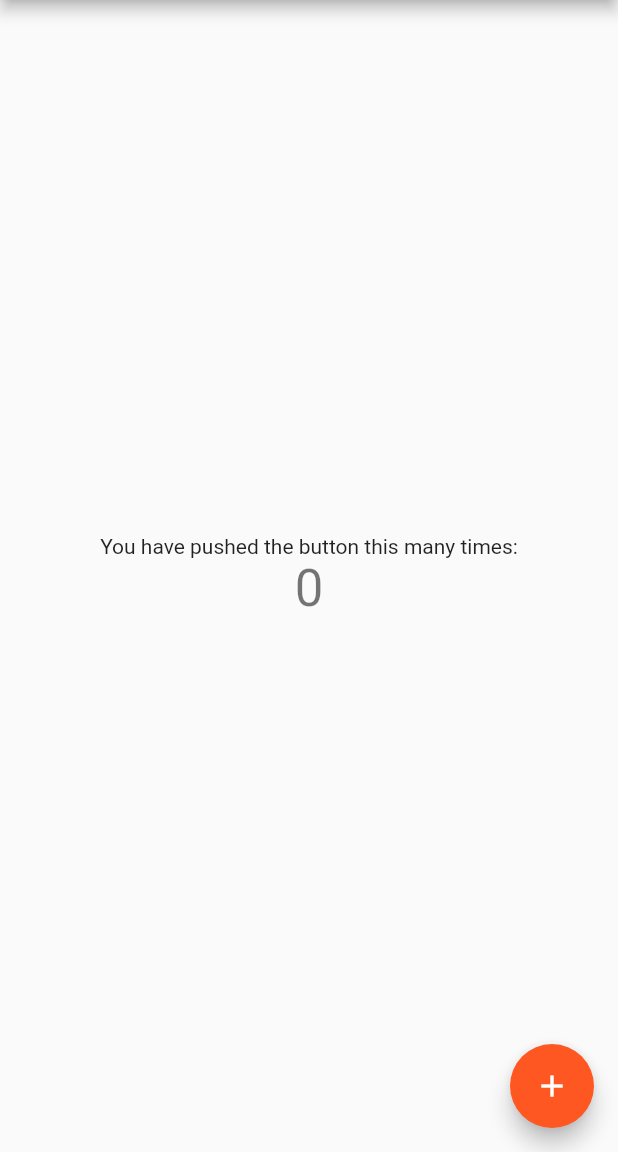
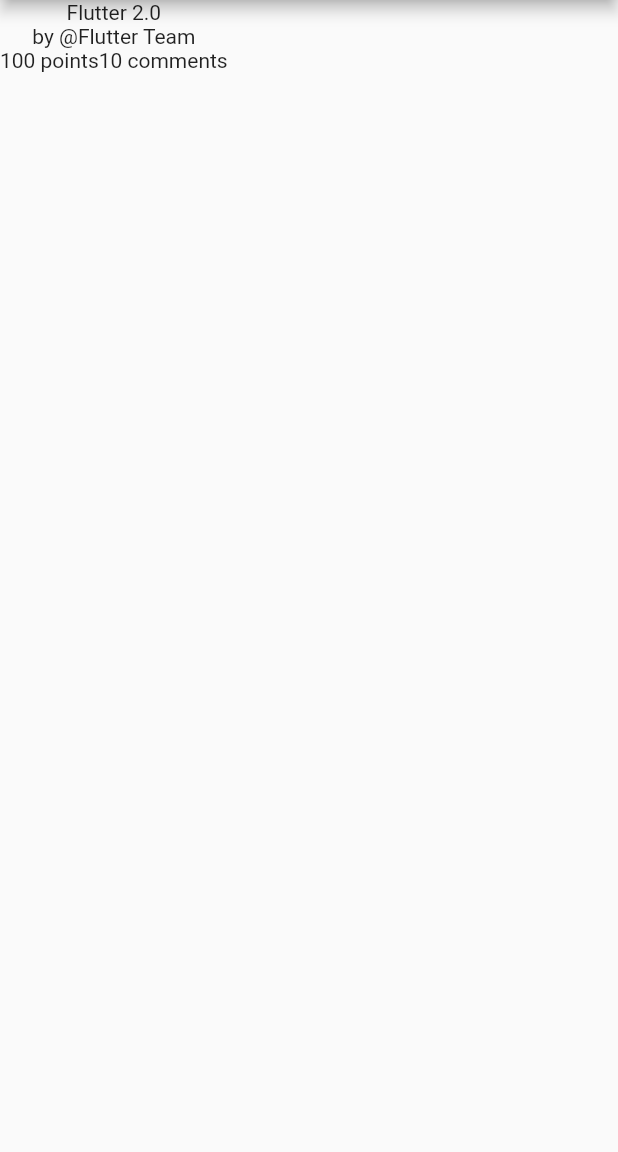
Before and after one commit to vshkl/flutter-news, a Flutter app: the screen it shows after launch, on a phone screen of 412 x 824 dp, the part 84-1236 px from its top. Run offline on Flutter 3.47's test engine with Material 2 defaults, Android fonts, the phone set to English and light mode, and no system bars; our stand-ins replace freezed_annotation.

Commit message:
Create simple list UI.

```diff
--- /dev/null
+++ b/lib/NewsList.dart
@@ -0,0 +1,38 @@
+import 'package:flutter/widgets.dart';
+
+import 'News.dart';
+
+import 'NewsRow.dart';
+
+class NewsList extends StatefulWidget {
+  const NewsList({super.key});
+
+  @override
+  State<NewsList> createState() => _NewsListState();
+}
+
+class _NewsListState extends State<NewsList> {
+  final _news = <News>[
+    const News(
+        title: 'Flutter 2.0',
+        author: 'Flutter Team',
+        points: 100,
+        comments: 10),
+  ];
+
+  @override
+  Widget build(BuildContext context) {
+    return ListView.builder(
+      itemCount: _news.length,
+      itemBuilder: (context, index) {
+        final news = _news[index];
+        return NewsRow(
+          title: news.title,
+          author: news.author,
+          points: news.points,
+          comments: news.comments,
+        );
+      },
+    );
+  }
+}
--- /dev/null
+++ b/lib/NewsRow.dart
@@ -0,0 +1,35 @@
+import 'package:flutter/material.dart';
+
+class NewsRow extends StatelessWidget {
+  const NewsRow(
+      {super.key,
+      required this.title,
+      required this.author,
+      required this.points,
+      required this.comments});
+
+  final String title;
+  final String author;
+  final int points;
+  final int comments;
+
+  @override
+  Widget build(BuildContext context) {
+    return Row(
+      children: [
+        Column(
+          children: [
+            Text(title),
+            Text('by @$author'),
+            Row(
+              children: [
+                Text('$points points'),
+                Text('$comments comments'),
+              ],
+            ),
+          ],
+        ),
+      ],
+    );
+  }
+}
--- a/lib/main.dart
+++ b/lib/main.dart
@@ -1,4 +1,6 @@
 import 'package:flutter/material.dart';
+
+import 'NewsList.dart';
 
 void main() {
   runApp(const MyApp());
@@ -15,92 +17,23 @@ class MyApp extends StatelessWidget {
       theme: ThemeData(
         primarySwatch: Colors.deepOrange,
       ),
-      home: const MyHomePage(title: 'Flutter News'),
+      home: const NewsScreen(),
     );
   }
 }
 
-class MyHomePage extends StatefulWidget {
-  const MyHomePage({super.key, required this.title});
-
-  // This widget is the home page of your application. It is stateful, meaning
-  // that it has a State object (defined below) that contains fields that affect
-  // how it looks.
-
-  // This class is the configuration for the state. It holds the values (in this
-  // case the title) provided by the parent (in this case the App widget) and
-  // used by the build method of the State. Fields in a Widget subclass are
-  // always marked "final".
-
-  final String title;
-
-  @override
-  State<MyHomePage> createState() => _MyHomePageState();
-}
-
-class _MyHomePageState extends State<MyHomePage> {
-  int _counter = 0;
-
-  void _incrementCounter() {
-    setState(() {
-      // This call to setState tells the Flutter framework that something has
-      // changed in this State, which causes it to rerun the build method below
-      // so that the display can reflect the updated values. If we changed
-      // _counter without calling setState(), then the build method would not be
-      // called again, and so nothing would appear to happen.
-      _counter++;
-    });
-  }
+class NewsScreen extends StatelessWidget {
+  const NewsScreen({super.key});
 
   @override
   Widget build(BuildContext context) {
-    // This method is rerun every time setState is called, for instance as done
-    // by the _incrementCounter method above.
-    //
-    // The Flutter framework has been optimized to make rerunning build methods
-    // fast, so that you can just rebuild anything that needs updating rather
-    // than having to individually change instances of widgets.
     return Scaffold(
       appBar: AppBar(
-        // Here we take the value from the MyHomePage object that was created by
-        // the App.build method, and use it to set our appbar title.
-        title: Text(widget.title),
+        title: const Text('Flutter News'),
       ),
-      body: Center(
-        // Center is a layout widget. It takes a single child and positions it
-        // in the middle of the parent.
-        child: Column(
-          // Column is also a layout widget. It takes a list of children and
-          // arranges them vertically. By default, it sizes itself to fit its
-          // children horizontally, and tries to be as tall as its parent.
-          //
-          // Invoke "debug painting" (press "p" in the console, choose the
-          // "Toggle Debug Paint" action from the Flutter Inspector in Android
-          // Studio, or the "Toggle Debug Paint" command in Visual Studio Code)
-          // to see the wireframe for each widget.
-          //
-          // Column has various properties to control how it sizes itself and
-          // how it positions its children. Here we use mainAxisAlignment to
-          // center the children vertically; the main axis here is the vertical
-          // axis because Columns are vertical (the cross axis would be
-          // horizontal).
-          mainAxisAlignment: MainAxisAlignment.center,
-          children: <Widget>[
-            const Text(
-              'You have pushed the button this many times:',
-            ),
-            Text(
-              '$_counter',
-              style: Theme.of(context).textTheme.headline4,
-            ),
-          ],
-        ),
+      body: const Center(
+        child: NewsList(),
       ),
-      floatingActionButton: FloatingActionButton(
-        onPressed: _incrementCounter,
-        tooltip: 'Increment',
-        child: const Icon(Icons.add),
-      ), // This trailing comma makes auto-formatting nicer for build methods.
     );
   }
 }
```
Also changed, not shown: pubspec.lock.
